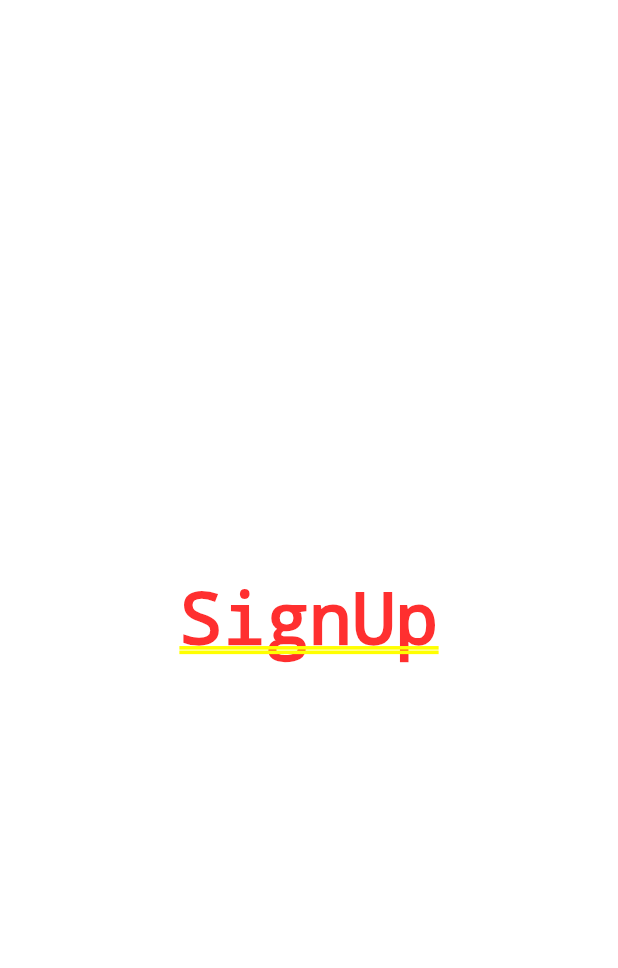
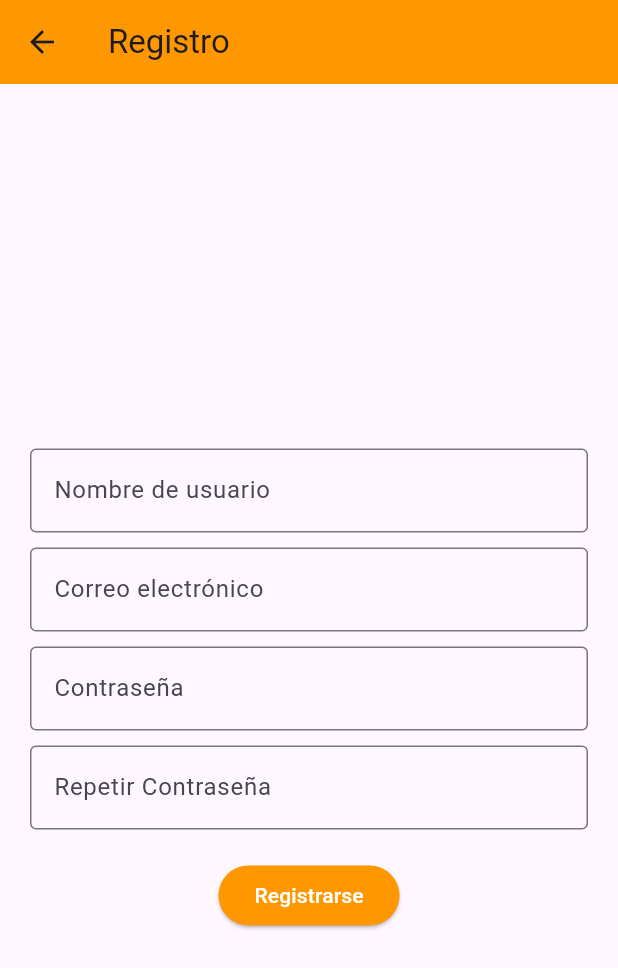
Before and after one commit to joanhernandez-costa/app_final, a Flutter app: the screen it shows after launch, after a tap on "No estoy registrado", on a phone screen of 412 x 824 dp. Shown: the top 968 px of the screen. Run offline on Flutter 3.47's test engine with Material 3 defaults, Android fonts, the phone set to English and light mode, and no system bars; our stand-ins replace flutter_dotenv, shared_preferences, supabase_flutter; accounts and stored records are empty; network calls fail; statements that could not run were skipped.

Commit message:
add SignUp Screen

```diff
--- a/lib/ApiCalls.dart
+++ b/lib/ApiCalls.dart
@@ -36,6 +36,11 @@ class ApiCalls {
       print('Excepción al obtener partidas: $e');
       return await retryGettingItems(retries, fromJson);
     }
+  }
+
+  static Future<bool> getUserWithUserName(String userName) async {
+    Time.waitForSeconds(2);
+    return true;
   }
 
   static Future<void> postItem<T>(T item, {int retries = 0, required Map<String, dynamic> Function(T) toJson}) async {
--- a/lib/SignInScreen.dart
+++ b/lib/SignInScreen.dart
@@ -1,3 +1,4 @@
+import 'package:app_final/ApiCalls.dart';
 import 'package:app_final/Navigation.dart';
 import 'package:app_final/SaveLoad.dart';
 import 'package:app_final/Time.dart';
@@ -18,7 +19,7 @@ class _SignInScreenState extends State<SignInScreen> {
   bool _rememberMe = false;
   bool _isButtonRed  = false;
 
-  final TextEditingController _emailController = TextEditingController();
+  final TextEditingController _userNameController = TextEditingController();
   final TextEditingController _passwordController = TextEditingController();
 
   @override
@@ -34,7 +35,7 @@ class _SignInScreenState extends State<SignInScreen> {
 
       if (user != null) {
         setState(() {
-          _emailController.text = user.mail ?? 'mail';
+          _userNameController.text = user.userName ?? 'userName';
           _passwordController.text = user.password ?? 'password';
         });
       }
@@ -46,6 +47,7 @@ class _SignInScreenState extends State<SignInScreen> {
     return Scaffold(
       appBar: AppBar(
         title: const Text("Inicio de sesión"),
+        backgroundColor: Colors.orange,
       ),
       body: Padding(
         padding: const EdgeInsets.symmetric(horizontal: 20.0),
@@ -61,9 +63,9 @@ class _SignInScreenState extends State<SignInScreen> {
                 ),
                 const SizedBox(height: 40.0),
                 TextField(
-                  controller: _emailController,
+                  controller: _userNameController,
                   decoration: const InputDecoration(
-                    labelText: 'Correo electrónico',
+                    labelText: 'Nombre de usuario',
                     border: OutlineInputBorder(),
                   ),
                   keyboardType: TextInputType.emailAddress,
@@ -97,7 +99,7 @@ class _SignInScreenState extends State<SignInScreen> {
                   children: [
                     TextButton(
                       onPressed: () {
-                        Navigation.replaceScreen(context, const SignUpScreen());
+                        Navigation.replaceScreen(context, SignUpScreen());
                       },
                       child: const Text(
                         "No estoy registrado",
@@ -109,15 +111,15 @@ class _SignInScreenState extends State<SignInScreen> {
                         backgroundColor: _isButtonRed ? Colors.red : Colors.orange,
                       ),
                       onPressed: () async {
-                        String mail = _emailController.text;
+                        String userName = _userNameController.text;
                         String password = _passwordController.text;
 
-                        bool isValid = validateCredentials(mail, password);
+                        bool isValid = validateCredentials(userName, password);
 
                         if (isValid) {
-                          currentUser = User.full(mail: mail, password: password);
+                          //currentUser = ApiCalls.getUserWithUserName(userName);
                           if (_rememberMe) {
-                            SaveLoad.saveGenericObject("currentUser", currentUser);
+                            SaveLoad.saveGenericObject("currentUser", currentUser, User.toJson);
                             SaveLoad.saveBool("rememberMe", _rememberMe);
                           }
 
--- a/lib/SignUpScreen.dart
+++ b/lib/SignUpScreen.dart
@@ -1,13 +1,120 @@
+import 'package:app_final/ApiCalls.dart';
+import 'package:app_final/User.dart';
 import 'package:flutter/material.dart';
 
-class SignUpScreen extends StatelessWidget {
-  const SignUpScreen({super.key});
+class SignUpScreen extends StatefulWidget {
+  SignUpScreen({super.key});
+
+  @override
+  _SignUpScreenState createState() => _SignUpScreenState();
+}
+
+class _SignUpScreenState extends State<SignUpScreen> {
+  final TextEditingController _userNameController = TextEditingController();
+  final TextEditingController _mailController = TextEditingController();
+  final TextEditingController _passwordController = TextEditingController();
+  final TextEditingController _repeatPasswordController = TextEditingController();
+
+  bool _isUserNameValid = true;
+  bool _isEmailValid = true;
+  bool _isPasswordValid = true;
+
+  User? newUser;
 
   @override
   Widget build(BuildContext context) {
-    return const Center(
-      child: Text("SignUp"),
+    return Scaffold(
+      appBar: AppBar(
+        title: const Text("Registro"),
+        backgroundColor: Colors.orange,
+      ),
+      body: Padding(
+        padding: const EdgeInsets.symmetric(horizontal: 20.0),
+        child: Center(
+          child: SingleChildScrollView(
+            child: Column(
+              mainAxisAlignment: MainAxisAlignment.center,
+              children: <Widget>[
+                const SizedBox(height: 40.0),
+                TextField(
+                  controller: _userNameController,
+                  decoration: InputDecoration(
+                    labelText: 'Nombre de usuario',
+                    border: const OutlineInputBorder(),
+                    errorBorder: _isUserNameValid ? null : const OutlineInputBorder(borderSide: BorderSide(color: Colors.red)),
+                  ),
+                ),
+                const SizedBox(height: 10.0),
+                TextField(
+                  controller: _mailController,
+                  decoration: InputDecoration(
+                    labelText: 'Correo electrónico',
+                    border: const OutlineInputBorder(),
+                    errorBorder: _isEmailValid ? null : const OutlineInputBorder(borderSide: BorderSide(color: Colors.red)),
+                  ),
+                  keyboardType: TextInputType.emailAddress,
+                ),
+                const SizedBox(height: 10.0),
+                TextField(
+                  controller: _passwordController,
+                  decoration: InputDecoration(
+                    labelText: 'Contraseña',
+                    border: const OutlineInputBorder(),
+                    errorBorder: _isPasswordValid ? null : const OutlineInputBorder(borderSide: BorderSide(color: Colors.red)),
+                  ),
+                  obscureText: true,
+                ),
+                const SizedBox(height: 10.0),
+                TextField(
+                  controller: _repeatPasswordController,
+                  decoration: InputDecoration(
+                    labelText: 'Repetir Contraseña',
+                    border: const OutlineInputBorder(),
+                    errorBorder: _isPasswordValid ? null : const OutlineInputBorder(borderSide: BorderSide(color: Colors.red)),
+                  ),
+                  obscureText: true,
+                ),
+                const SizedBox(height: 20.0),
+                ElevatedButton(
+                  style: ElevatedButton.styleFrom(
+                    backgroundColor: Colors.orange,
+                  ),
+                  onPressed: () {
+                    String newUserName = _userNameController.text;
+                    String newMail = _mailController.text;
+                    String newPassword = _passwordController.text;
+                    String repeatPassword = _repeatPasswordController.text;
+
+                    bool isUserNameValid = validateUserName(newUserName);
+                    bool isEmailValid = validateEmail(newMail);
+                    bool isPasswordValid = validatePassword(newPassword, repeatPassword);
+
+                    if (isUserNameValid && isEmailValid && isPasswordValid) {
+                      newUser = User.full(userName: newUserName, mail: newMail, password: newPassword);
+                      ApiCalls.postItem<User>(newUser!, toJson: User.toJson);
+                    } else {
+                      setState(() {
+                        _isUserNameValid = isUserNameValid;
+                        _isEmailValid = isEmailValid;
+                        _isPasswordValid = isPasswordValid;
+                      });
+                    }
+                  },
+                  child: const Text(
+                    "Registrarse",
+                    style: TextStyle(color: Colors.white),
+                  ),
+                ),
+              ],
+            ),
+          ),
+        ),
+      ),
     );
+  }
+
+  bool validateUserName(String userName) {
+    return false;
   }
 
   bool validateEmail(String email) {
@@ -15,8 +122,12 @@ class SignUpScreen extends StatelessWidget {
       r'^[a-zA-Z0-9.]+@[a-zA-Z0-9]+\.[a-zA-Z]+',
     );
 
-    return emailRegExp.hasMatch(email);
+    //return emailRegExp.hasMatch(email);
+    return false;
   }
 
-
+  bool validatePassword(String password, String passwordRepeat) {
+    //return password == passwordRepeat;
+    return false;
+  }
 }
--- a/lib/main.dart
+++ b/lib/main.dart
@@ -3,10 +3,16 @@ import 'package:app_final/SaveLoad.dart';
 import 'package:app_final/SignInScreen.dart';
 import 'package:flutter/material.dart';
 import 'package:app_final/Time.dart';
+import 'package:supabase_flutter/supabase_flutter.dart';
+import 'package:flutter_dotenv/flutter_dotenv.dart';
 
 void main() async {
   WidgetsFlutterBinding.ensureInitialized();
-  //currentSettings = await SaveLoad.loadSettings();
+
+  await dotenv.load(fileName: 'supabase_initialize.env');
+  Supabase.initialize(anonKey: dotenv.env['SUPABASE_KEY']!,
+                      url: dotenv.env['SUPABASE_URL']!);
+
   runApp(MainApp());
 }
 
--- a/pubspec.yaml
+++ b/pubspec.yaml
@@ -11,7 +11,8 @@ dependencies:
     sdk: flutter
   http: ^1.1.2
   shared_preferences: ^2.0.13
-
+  supabase_flutter: ^2.0.2
+  flutter_dotenv: ^5.0.2
 
 dev_dependencies:
   flutter_test:
@@ -20,3 +21,5 @@ dev_dependencies:
 
 flutter:
   uses-material-design: true
+  assets:
+    - supabase_initialize.env
```
Also changed, not shown: lib/SaveLoad.dart (+3 -6 lines), lib/User.dart (+11 -6 lines), pubspec.lock, supabase_initialize.env (added), 5 other files.
